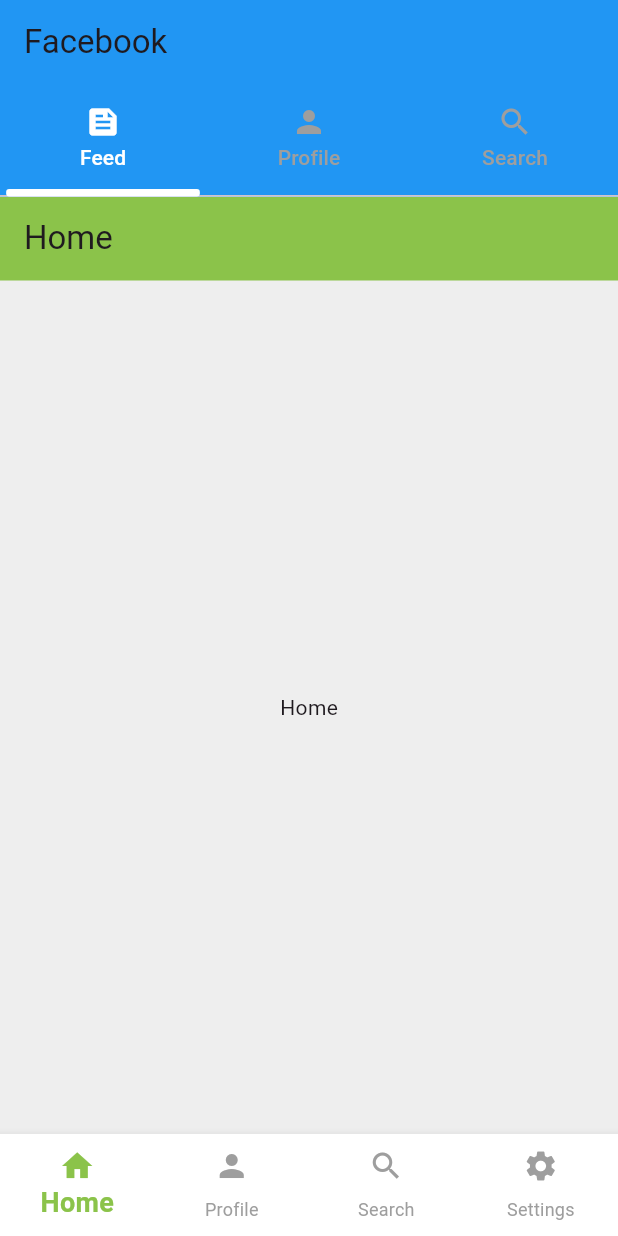
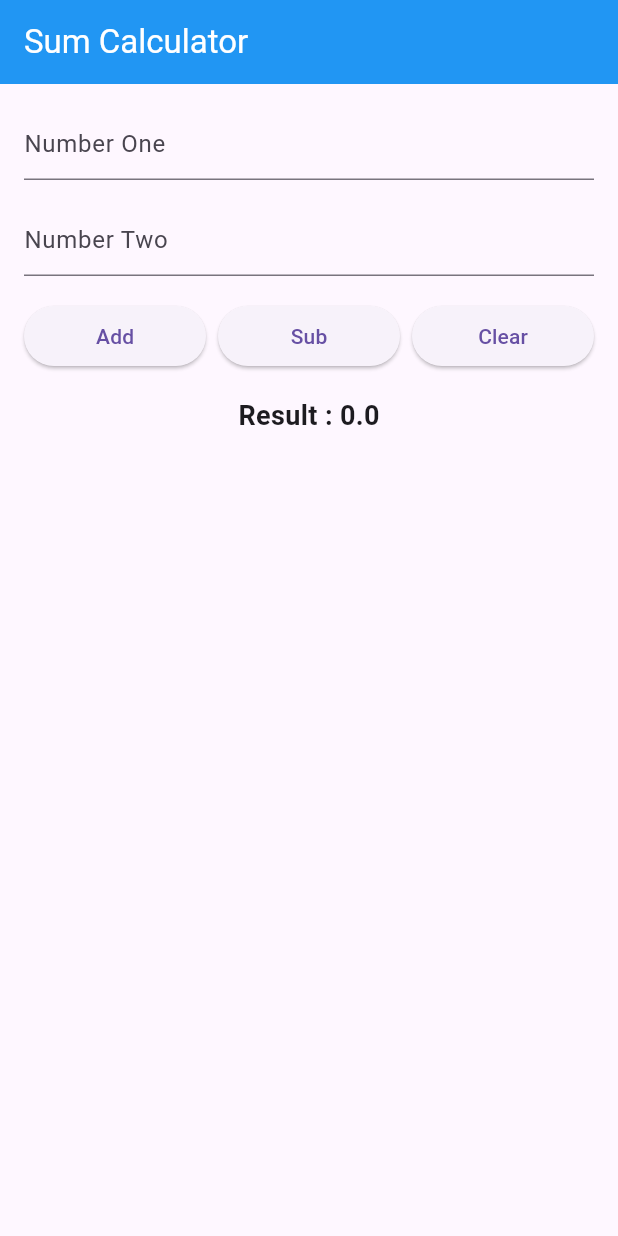
Before and after one commit to RafatMeraz/ostad_flutter_batch_five, a Flutter app: the screen it shows after launch, on a phone screen of 412 x 824 dp. Run offline on Flutter 3.47's test engine with Material 3 defaults, Android fonts, the phone set to English and light mode, and no system bars.

Commit message:
Basic calculator application added

```diff
--- /dev/null
+++ b/live_class_project/lib/home_screen.dart
@@ -0,0 +1,149 @@
+import 'package:flutter/material.dart';
+
+class HomeScreen extends StatefulWidget {
+  const HomeScreen({super.key});
+
+  @override
+  State<HomeScreen> createState() => _HomeScreenState();
+}
+
+class _HomeScreenState extends State<HomeScreen> {
+  final TextEditingController _numberOneTEController = TextEditingController();
+  final TextEditingController _numberTwoTEController = TextEditingController();
+
+  final GlobalKey<FormState> _formKey = GlobalKey<FormState>();
+
+  double _result = 0;
+
+  @override
+  Widget build(BuildContext context) {
+    return Scaffold(
+      appBar: AppBar(
+        backgroundColor: Colors.blue,
+        title: const Text(
+          'Sum Calculator',
+          style: TextStyle(
+            color: Colors.white,
+          ),
+        ),
+      ),
+      body: Padding(
+        padding: const EdgeInsets.all(16.0),
+        child: Form(
+          key: _formKey,
+          child: Column(
+            children: [
+              TextFormField(
+                controller: _numberOneTEController,
+                keyboardType: TextInputType.number,
+                decoration: const InputDecoration(hintText: 'Number One'),
+                validator: (String? value) {
+                  String v = value ?? '';
+                  if (v.isEmpty) {
+                    return 'Enter number one'; // invalid
+                  }
+                  return null; //  valid
+                },
+              ),
+              const SizedBox(
+                height: 16,
+              ),
+              TextFormField(
+                keyboardType: TextInputType.number,
+                controller: _numberTwoTEController,
+                decoration: const InputDecoration(hintText: 'Number Two'),
+                validator: (String? value) {
+                  String v = value ?? '';
+                  if (v.isEmpty) {
+                    return 'Enter number two';
+                  }
+                  return null;
+                },
+              ),
+              const SizedBox(
+                height: 16,
+              ),
+              Row(
+                children: [
+                  Expanded(
+                    child: ElevatedButton(
+                      onPressed: () {
+                        if (_formKey.currentState!.validate()) {
+                          double numOne = double.tryParse(
+                                  _numberOneTEController.text.trim()) ??
+                              0;
+                          double numTwo = double.tryParse(
+                                  _numberTwoTEController.text.trim()) ??
+                              0;
+                          double result = add(numOne, numTwo);
+                          _result = result;
+                          setState(() {});
+                        }
+                      },
+                      child: const Text('Add'),
+                    ),
+                  ),
+                  const SizedBox(
+                    width: 8,
+                  ),
+                  Expanded(
+                    child: ElevatedButton(
+                      onPressed: () {
+                        if (_formKey.currentState!.validate()) {
+                          double numOne = double.tryParse(
+                                  _numberOneTEController.text.trim()) ??
+                              0;
+                          double numTwo = double.tryParse(
+                                  _numberTwoTEController.text.trim()) ??
+                              0;
+                          double result = subs(numOne, numTwo);
+                          _result = result;
+                          setState(() {});
+                        }
+                      },
+                      child: const Text('Sub'),
+                    ),
+                  ),
+                  const SizedBox(
+                    width: 8,
+                  ),
+                  Expanded(
+                    child: ElevatedButton(
+                      onPressed: clear,
+                      child: const Text('Clear'),
+                    ),
+                  ),
+                ],
+              ),
+              const SizedBox(
+                height: 16,
+              ),
+              Text(
+                'Result : $_result',
+                style: const TextStyle(
+                  fontSize: 18,
+                  fontWeight: FontWeight.w600,
+                ),
+              )
+            ],
+          ),
+        ),
+      ),
+    );
+  }
+
+  void clear() {
+    _numberOneTEController.clear();
+    _numberTwoTEController.clear();
+    _result = 0;
+    setState(() {});
+  }
+
+  double add(double numOne, double numTwo) {
+    return numOne + numTwo;
+  }
+
+  double subs(double numOne, double numTwo) {
+    return numOne - numTwo;
+  }
+}
--- a/live_class_project/lib/main.dart
+++ b/live_class_project/lib/main.dart
@@ -1,136 +1,26 @@
+/*
+1. Input two number
+2. Input should be numbers only
+3. Add button, Subs Button
+4. Clear button
+5. Result should be shown in text
+ */
+
 import 'package:flutter/material.dart';
+import 'package:live_class_project/home_screen.dart'; // Package import
+// import 'home_screen.dart'; // path import
 
 void main() {
-  runApp(const MyApp());
+  runApp(const SumApp());
 }
 
-class MyApp extends StatelessWidget {
-  const MyApp({super.key});
+class SumApp extends StatelessWidget {
+  const SumApp({super.key});
 
   @override
   Widget build(BuildContext context) {
-    return MaterialApp(
-      theme: ThemeData(
-        colorSchemeSeed: Colors.purple
-      ),
-      home: const SecondScreen(),
+    return const MaterialApp(
+      home: HomeScreen(),
     );
   }
 }
-
-class HomeScreen extends StatefulWidget {
-  const HomeScreen({super.key});
-
-  @override
-  State<HomeScreen> createState() => _HomeScreenState();
-}
-
-class _HomeScreenState extends State<HomeScreen> {
-  int _selectedIndex = 0;
-
-  List<Widget> screens = [
-    const Text('Home'),
-    const Text('Profile'),
-    const Text('Search'),
-    const Text('Settings'),
-  ];
-
-  @override
-  Widget build(BuildContext context) {
-    return Scaffold(
-      backgroundColor: Colors.grey.shade200,
-      appBar: AppBar(
-        backgroundColor: Colors.lightGreen,
-        title: const Text('Home'),
-      ),
-      body: Center(child: screens[_selectedIndex]),
-      bottomNavigationBar: BottomNavigationBar(
-        elevation: 5,
-        currentIndex: _selectedIndex,
-        backgroundColor: Colors.white,
-        selectedItemColor: Colors.lightGreen,
-        unselectedItemColor: Colors.grey,
-        showSelectedLabels: true,
-        showUnselectedLabels: true,
-        selectedFontSize: 14,
-        type: BottomNavigationBarType.fixed,
-        selectedLabelStyle: const TextStyle(
-          fontSize: 18,
-          color: Colors.black,
-          fontWeight: FontWeight.bold
-        ),
-        unselectedLabelStyle: const TextStyle(
-          // TODO: eexplore it
-        ),
-        // fixedColor: Colors.grey,
-        onTap: (index) {
-          print(index);
-          _selectedIndex = index;
-          setState(() {});
-        },
-        items: const [
-          BottomNavigationBarItem(icon: Icon(Icons.home), label: 'Home'),
-          BottomNavigationBarItem(icon: Icon(Icons.person), label: 'Profile'),
-          BottomNavigationBarItem(icon: Icon(Icons.search), label: 'Search'),
-          BottomNavigationBarItem(icon: Icon(Icons.settings), label: 'Settings'),
-        ],
-      ),
-    );
-  }
-}
-
-class SecondScreen extends StatefulWidget {
-  const SecondScreen({super.key});
-
-  @override
-  State<SecondScreen> createState() => _SecondScreenState();
-}
-
-class _SecondScreenState extends State<SecondScreen> /*with SingleTickerProviderStateMixin*/ {
-  // late final TabController _tabController = TabController(length: 3, vsync: this);
-
-  @override
-  Widget build(BuildContext context) {
-    return DefaultTabController(
-      length: 3,
-      animationDuration: const Duration(milliseconds: 300),
-      child: Scaffold(
-        appBar: AppBar(
-          backgroundColor: Colors.blue,
-          title: const Text('Facebook'),
-          bottom: TabBar(
-            indicator: UnderlineTabIndicator(
-              borderSide: const BorderSide(width: 5, color: Colors.white),
-              borderRadius: BorderRadius.circular(2),
-              insets: const EdgeInsets.symmetric(horizontal: 80)
-            ),
-            unselectedLabelColor: Colors.grey,
-            labelColor: Colors.white,
-            indicatorWeight: 3,
-            tabs: const [
-              Tab(
-                icon: Icon(Icons.feed),
-                text: 'Feed',
-              ),
-              Tab(
-                icon: Icon(Icons.person),
-                text: 'Profile',
-              ),
-              Tab(
-                icon: Icon(Icons.search),
-                text: 'Search',
-              ),
-            ],
-          ),
-        ),
-        body: const TabBarView(
-          children: [
-            HomeScreen(),
-            Center(child: Text('Profile')),
-            Center(child: Text('Search')),
-          ],
-        ),
-      ),
-    );
-  }
-}
```
